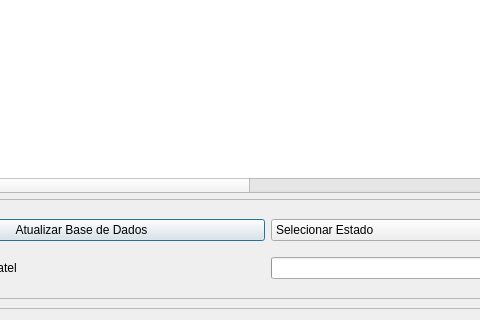
Above: src/main/resources/base/anatel_dialog.ui from samuelterra22/Analysis-of-antenna-coverage before the change; both pictures show x 133 to 613 and y 226 to 546 of the 1176 by 546 pixel window. Below: the same form after it.
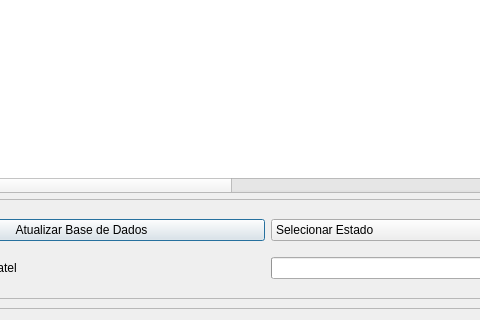
That is the form after the change.

Commit message: Change to use latitude_dms and longitude_dms. Fix erros in select fields when database is empty

```diff
--- a/src/main/resources/base/anatel_dialog.ui
+++ b/src/main/resources/base/anatel_dialog.ui
@@ -47,7 +47,7 @@
          <number>1</number>
         </property>
         <property name="columnCount">
-         <number>35</number>
+         <number>37</number>
         </property>
         <attribute name="horizontalHeaderCascadingSectionResizes">
          <bool>false</bool>
@@ -228,6 +228,16 @@
           <string>LONGITUDE</string>
          </property>
         </column>
+        <column>
+         <property name="text">
+          <string>LATITUDE DMS</string>
+         </property>
+        </column>
+        <column>
+         <property name="text">
+          <string>LONGITUDE DMS</string>
+         </property>
+        </column>
         <column>
          <property name="text">
           <string>CODIGO DEBITO TFI</string>
@@ -373,7 +383,7 @@
           <string/>
          </property>
         </item>
-        <item row="0" column="33">
+        <item row="0" column="35">
          <property name="text">
           <string/>
          </property>
```
The commit also changes 5 other files.
